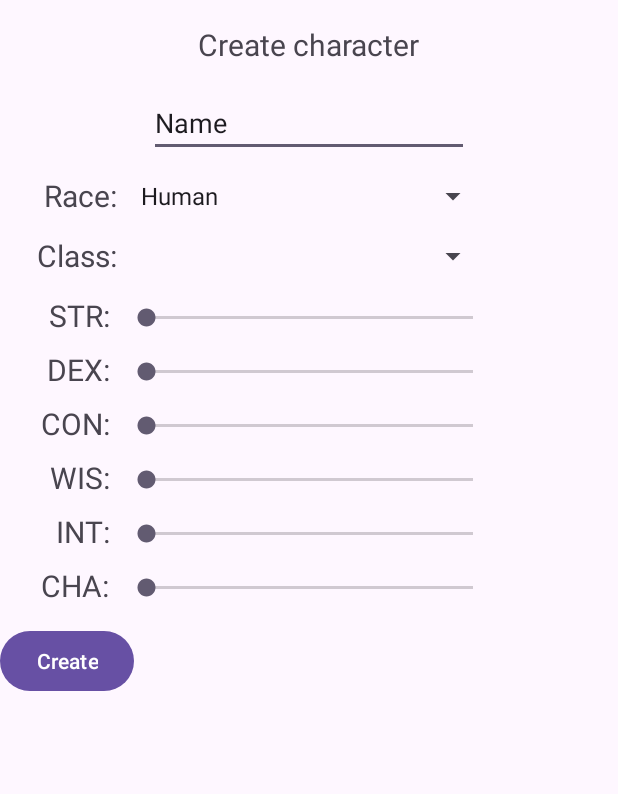
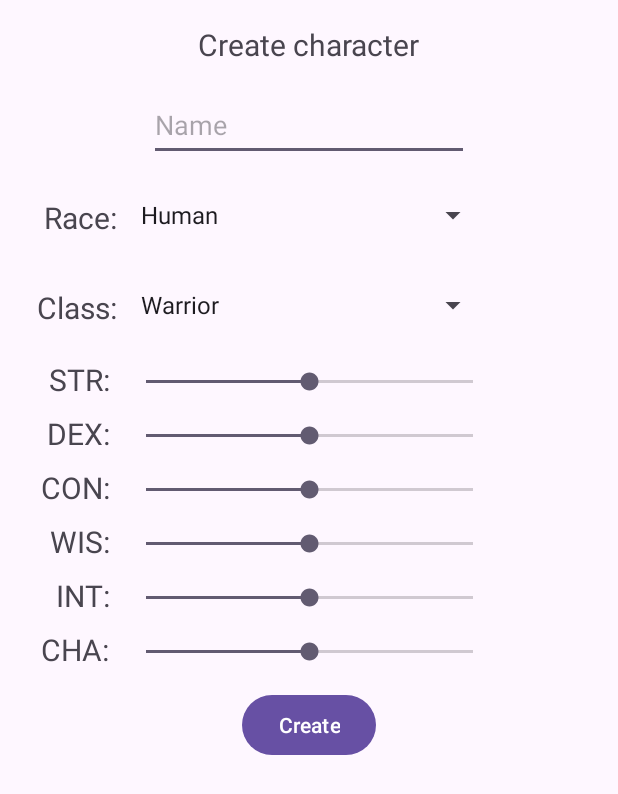
Before and after one commit to anonymotter/CnC, an Android app: the CharCreateActivity screen opened directly, with no data from a screen before it, after a tap on "Create", on a phone screen of 412 x 824 dp. Shown: the top 794 px of the screen. Run offline under Robolectric (Android 15) with nearby library versions, the phone set to English and light mode, and no system bars; our stand-ins replace Room's generated code.

```diff
--- a/app/src/main/java/com/example/cnc/CharCreateActivity.java
+++ b/app/src/main/java/com/example/cnc/CharCreateActivity.java
@@ -6,12 +6,16 @@ import android.content.Context;
 import android.content.SharedPreferences;
 import android.os.Bundle;
 import android.view.View;
+import android.widget.AdapterView;
 import android.widget.ArrayAdapter;
 import android.widget.Button;
+import android.widget.SeekBar;
 import android.widget.Spinner;
+import android.widget.TextView;
 
 import com.example.cnc.db.CncDao;
 import com.example.cnc.databinding.ActivityCharCreateBinding;
+import com.example.cnc.db.PlayerChar;
 import com.example.cnc.enums.CharClass;
 import com.example.cnc.enums.CharRace;
 
@@ -25,17 +29,38 @@ public class CharCreateActivity extends AppCompatActivity {
   private ActivityCharCreateBinding bind;
   private CncDao dao;
   private SharedPreferences pref;
-  private Integer userId;
+  private int userId;
+  private int raceId;
+  private int classId;
+  private int str;
+  private int dex;
+  private int con;
+  private int wis;
+  private int intelligence;
+  private int cha;
 
   Button createButton;
   Spinner raceSpinner;
+  Spinner classSpinner;
+  SeekBar strSeekbar;
+  SeekBar dexSeekbar;
+  SeekBar conSeekbar;
+  SeekBar wisSeekbar;
+  SeekBar intSeekbar;
+  SeekBar chaSeekbar;
+  TextView strNumber;
+  TextView dexNumber;
+  TextView conNumber;
+  TextView wisNumber;
+  TextView intNumber;
+  TextView chaNumber;
 
   @Override
   protected void onCreate(Bundle savedInstanceState) {
     super.onCreate(savedInstanceState);
     initControls();
 
-    dao = Static.getDao();
+    dao = Statics.getDao();
     pref = getSharedPreferences(getString(R.string.preferenceKey), Context.MODE_PRIVATE);
     userId = pref.getInt(getString(R.string.userIdKey), -1);
   }
@@ -45,10 +70,27 @@ public class CharCreateActivity extends AppCompatActivity {
     setContentView(bind.getRoot());
     createButton = bind.createFinishButton;
     raceSpinner = bind.raceSpinner;
-    ArrayAdapter<CharSequence> adapter = ArrayAdapter.createFromResource(
+    ArrayAdapter<CharSequence> raceAdapter = ArrayAdapter.createFromResource(
         this, R.array.racesArray, android.R.layout.simple_spinner_item);
-    adapter.setDropDownViewResource(android.R.layout.simple_spinner_dropdown_item);
-    raceSpinner.setAdapter(adapter);
+    raceAdapter.setDropDownViewResource(android.R.layout.simple_spinner_dropdown_item);
+    raceSpinner.setAdapter(raceAdapter);
+    classSpinner = bind.classSpinner;
+    ArrayAdapter<CharSequence> classAdapter = ArrayAdapter.createFromResource(
+        this, R.array.classesArray, android.R.layout.simple_spinner_item);
+    classAdapter.setDropDownViewResource(android.R.layout.simple_spinner_dropdown_item);
+    classSpinner.setAdapter(classAdapter);
+    strSeekbar = bind.strSeekBar;
+    dexSeekbar = bind.dexSeekBar;
+    conSeekbar = bind.conSeekBar;
+    wisSeekbar = bind.wisSeekBar;
+    intSeekbar = bind.intSeekBar;
+    chaSeekbar = bind.chaSeekBar;
+    strNumber = bind.strNumber;
+    dexNumber = bind.dexNumber;
+    conNumber = bind.conNumber;
+    wisNumber = bind.wisNumber;
+    intNumber = bind.intNumber;
+    chaNumber = bind.chaNumber;
 
     createButton.setOnClickListener(new View.OnClickListener() {
       @Override
@@ -56,11 +98,37 @@ public class CharCreateActivity extends AppCompatActivity {
         create();
       }
     });
+
+    raceSpinner.setOnItemSelectedListener(new AdapterView.OnItemSelectedListener() {
+      @Override
+      public void onItemSelected(AdapterView<?> parent, View view, int position, long id) {
+        raceId = position;
+      }
+
+      @Override
+      public void onNothingSelected(AdapterView<?> parent) {
+        raceId = 0;
+      }
+    });
+
+    classSpinner.setOnItemSelectedListener(new AdapterView.OnItemSelectedListener() {
+      @Override
+      public void onItemSelected(AdapterView<?> parent, View view, int position, long id) {
+        raceId = position;
+      }
+
+      @Override
+      public void onNothingSelected(AdapterView<?> parent) {
+        raceId = 0;
+      }
+    });
   }
 
   private void create() {
     if (dao.getCharById(0).size() == 0) {
-      dao.insert(new PlayerChar(userId, "Surak", CharRace.VULCAN, CharClass.MATHEMATICIAN, 1,
+      dao.insert(new PlayerChar(userId, "Surak",
+          CharRace.byId((int)raceSpinner.getSelectedItemId()),
+          CharClass.MATHEMATICIAN, 1,
       10, 10, 11, 11, 11, 11, 11, 11));
 //      startActivity(Intents.charList(this));
     }
--- a/app/src/main/java/com/example/cnc/CharListActivity.java
+++ b/app/src/main/java/com/example/cnc/CharListActivity.java
@@ -14,6 +14,7 @@ import android.widget.Toast;
 
 import com.example.cnc.db.CncDao;
 import com.example.cnc.databinding.ActivityCharListBinding;
+import com.example.cnc.db.PlayerChar;
 import com.example.cnc.recyclerview.CharAdapter;
 
 import java.util.List;
@@ -37,21 +38,18 @@ public class CharListActivity extends AppCompatActivity {
   private Button createButton;
   private RecyclerView recyclerView;
 
-  private PlayerChar[] data;
-
-
   @Override
   protected void onCreate(Bundle savedInstanceState) {
     super.onCreate(savedInstanceState);
     initControls();
-    dao = Static.getDao();
+    dao = Statics.getDao();
     pref = getSharedPreferences(getString(R.string.preferenceKey), Context.MODE_PRIVATE);
     userId = pref.getInt(getString(R.string.userIdKey), -1);
     username = dao.getUserById(userId).get(0).getUsername();
-    Integer numChars = dao.getCharsByUserId(userId).size();
+    int numChars = dao.getCharsByUserId(userId).size();
     charListLabel.setText(getString(R.string.charListLabel, username));
-    charListLabel.setText(numChars.toString());
-    initData();
+    charListLabel.setText(String.valueOf(numChars));
+    initRecyclerView();
   }
 
   private void initControls() {
@@ -77,12 +75,8 @@ public class CharListActivity extends AppCompatActivity {
     });
   }
 
-  private void initData() {
+  private void initRecyclerView() {
     List<PlayerChar> query = dao.getCharsByUserId(userId);
-//    data = new PlayerChar[query.size()];
-//    for (int i = 0; i < query.size(); i++) {
-//      data[i] = query.get(i);
-//    }
     recyclerView.setLayoutManager(new LinearLayoutManager(this));
     recyclerView.setAdapter(new CharAdapter(query));
   }
--- a/app/src/main/java/com/example/cnc/CharSheetActivity.java
+++ b/app/src/main/java/com/example/cnc/CharSheetActivity.java
@@ -7,6 +7,7 @@ import android.widget.TextView;
 
 import com.example.cnc.db.CncDao;
 import com.example.cnc.databinding.ActivityCharSheetBinding;
+import com.example.cnc.db.PlayerChar;
 
 public class CharSheetActivity extends AppCompatActivity {
 
@@ -20,7 +21,7 @@ public class CharSheetActivity extends AppCompatActivity {
   @Override
   protected void onCreate(Bundle savedInstanceState) {
     super.onCreate(savedInstanceState);
-    dao = Static.getDao();
+    dao = Statics.getDao();
     int charId = getIntent().getIntExtra(Intents.CHAR_ID_KEY, -1);
     if(charId == -1) return;
     character = dao.getCharById(charId).get(0);
--- a/app/src/main/java/com/example/cnc/MainActivity.java
+++ b/app/src/main/java/com/example/cnc/MainActivity.java
@@ -14,6 +14,7 @@ import android.widget.Toast;
 
 import com.example.cnc.db.CncDao;
 import com.example.cnc.databinding.ActivityMainBinding;
+import com.example.cnc.db.User;
 
 import java.util.List;
 
@@ -40,7 +41,7 @@ public class MainActivity extends AppCompatActivity {
   protected void onCreate(Bundle savedInstanceState) {
     super.onCreate(savedInstanceState);
     initControls();
-    dao = Static.initDatabase(this);
+    dao = Statics.initDatabase(this);
     pref = getSharedPreferences(getString(R.string.preferenceKey),
         Context.MODE_PRIVATE);
 //    detectUser();
--- a/app/src/main/java/com/example/cnc/Static.java
+++ b/app/src/main/java/com/example/cnc/Statics.java
@@ -14,7 +14,7 @@ import com.example.cnc.db.CncDatabase;
  * think of anything.
  */
 
-public class Static {
+public class Statics {
   private static CncDao dao;
 
   public static CncDao getDao() {
--- /dev/null
+++ b/app/src/main/java/com/example/cnc/db/Campaign.java
@@ -0,0 +1,58 @@
+package com.example.cnc.db;
+
+import androidx.room.Entity;
+import androidx.room.PrimaryKey;
+
+/**
+ * @author Kyle Stefun
+ * @since 2023.12.14
+ * Entity representing one campaign in the database.
+ */
+
+@Entity(tableName = CncDatabase.USER_TABLE)
+public class Campaign {
+
+  @PrimaryKey(autoGenerate = true)
+  private int userId;
+  private String name;
+  private String description;
+  private boolean nameFilterActive;
+
+  public Campaign(String name, String description, boolean nameFilterActive, boolean noDwarves) {
+    this.name = name;
+    this.description = description;
+    this.nameFilterActive = nameFilterActive;
+  }
+
+  public int getUserId() {
+    return userId;
+  }
+
+  public void setUserId(int userId) {
+    this.userId = userId;
+  }
+
+  public String getName() {
+    return name;
+  }
+
+  public void setName(String name) {
+    this.name = name;
+  }
+
+  public String getDescription() {
+    return description;
+  }
+
+  public void setDescription(String description) {
+    this.description = description;
+  }
+
+  public boolean isNameFilterActive() {
+    return nameFilterActive;
+  }
+
+  public void setNameFilterActive(boolean nameFilterActive) {
+    this.nameFilterActive = nameFilterActive;
+  }
+}
--- a/app/src/main/java/com/example/cnc/db/CncDao.java
+++ b/app/src/main/java/com/example/cnc/db/CncDao.java
@@ -5,9 +5,6 @@ import androidx.room.Delete;
 import androidx.room.Insert;
 import androidx.room.Query;
 import androidx.room.Update;
-
-import com.example.cnc.PlayerChar;
-import com.example.cnc.User;
 
 import java.util.List;
 
@@ -54,10 +51,10 @@ public interface CncDao {
   @Query("SELECT * FROM " + CncDatabase.USER_TABLE + " WHERE userId = :userId")
   List<User> getUserById(int userId);
 
-  @Query("SELECT * FROM " + CncDatabase.USER_TABLE + " WHERE username = :username")
+  @Query("SELECT * FROM " + CncDatabase.USER_TABLE + " WHERE name = :username")
   List<User> getUserByName(String username);
 
-  @Query("SELECT * FROM " + CncDatabase.USER_TABLE + " WHERE username = :username AND password = :password")
+  @Query("SELECT * FROM " + CncDatabase.USER_TABLE + " WHERE name = :username AND description = :password")
   List<User> getUserByNameAndPassword(String username, String password);
 
   @Query("SELECT * FROM " + CncDatabase.USER_TABLE + " WHERE userId = :userId AND isDm = 1")
--- a/app/src/main/java/com/example/cnc/db/CncDatabase.java
+++ b/app/src/main/java/com/example/cnc/db/CncDatabase.java
@@ -5,20 +5,18 @@ import androidx.room.Database;
 import androidx.room.Room;
 import androidx.room.RoomDatabase;
 
-import com.example.cnc.PlayerChar;
-import com.example.cnc.User;
-
 /**
  * @author Kyle Stefun
  * @since 2023.12.01
  * Database class for the C&C application.
  */
 
-@Database(entities = {User.class, PlayerChar.class}, version = 2)
+@Database(entities = {User.class, PlayerChar.class, Campaign.class}, version = 2)
 public abstract class CncDatabase extends RoomDatabase {
   public static final String DATABASE_NAME = "CnC.db";
   public static final String USER_TABLE = "users_table";
   public static final String CHAR_TABLE = "characters_table";
+  public static final String CAMPAIGN_TABLE = "campaigns_table";
 
   private static volatile CncDatabase instance;
 
--- a/app/src/main/java/com/example/cnc/PlayerChar.java
+++ b/app/src/main/java/com/example/cnc/db/PlayerChar.java
@@ -1,4 +1,4 @@
-package com.example.cnc;
+package com.example.cnc.db;
 
 import androidx.room.Entity;
 import androidx.room.PrimaryKey;
--- a/app/src/main/java/com/example/cnc/User.java
+++ b/app/src/main/java/com/example/cnc/db/User.java
@@ -1,4 +1,4 @@
-package com.example.cnc;
+package com.example.cnc.db;
 
 import androidx.room.Entity;
 import androidx.room.PrimaryKey;
--- a/app/src/main/java/com/example/cnc/enums/CharClass.java
+++ b/app/src/main/java/com/example/cnc/enums/CharClass.java
@@ -6,19 +6,25 @@ public enum CharClass {
   WIZARD(2, "Wizard"),
   COMMANDO(3, "Commando"),
   MATHEMATICIAN(4, "Mathematician"),
-  MAIN_ACTIVITY(5, "MainActivity"),
-  MAMMALIA(6, "Mammalia"),
-  CST_338(7, "CST 338"),
-  BOURGEOISIE(8, "Bourgeoisie"),
-  PROLETARIAT(9, "Proletariat");
+  PROBLEM_SLEUTH(5, "Problem Sleuth"),
+  PROLETARIAT(6, "Proletariat"),
+  MAIN_ACTIVITY(7, "MainActivity"),
+  MAMMALIA(8, "Mammalia"),
+  CST_338(9, "CST 338");
 
-  static int count;
   private final int id;
   private final String name;
 
   CharClass(int id, String name) {
     this.id = id;
     this.name = name;
+  }
+
+  public static CharClass byId(int id) {
+    for (CharClass item : values()) {
+      if(item.id == id) return item;
+    }
+    return null;
   }
 
   public int getId() {
--- a/app/src/main/java/com/example/cnc/enums/CharRace.java
+++ b/app/src/main/java/com/example/cnc/enums/CharRace.java
@@ -5,8 +5,9 @@ public enum CharRace {
   DWARF(1, "Dwarf"),
   VULCAN(2, "Vulcan"),
   HUTT(3, "Hutt"),
-  CHEAT(4, "Cheat"),
-  INDY_500(5, "Indianapolis 500");
+  URQUAN(4, "Ur-Quan"),
+  CHEAT(5, "Cheat"),
+  INDY_500(6, "Indianapolis 500");
 
   static int count;
   private final int id;
@@ -17,6 +18,13 @@ public enum CharRace {
     this.name = name;
   }
 
+  public static CharRace byId(int id) {
+    for (CharRace item : values()) {
+      if(item.id == id) return item;
+    }
+    return null;
+  }
+
   public int getId() {
     return id;
   }
--- a/app/src/main/java/com/example/cnc/recyclerview/CharAdapter.java
+++ b/app/src/main/java/com/example/cnc/recyclerview/CharAdapter.java
@@ -4,14 +4,13 @@ import android.view.LayoutInflater;
 import android.view.View;
 import android.view.ViewGroup;
 import android.widget.TextView;
-import android.widget.Toast;
 
 import androidx.annotation.NonNull;
 import androidx.recyclerview.widget.RecyclerView;
 
 import com.example.cnc.CharListActivity;
 import com.example.cnc.Intents;
-import com.example.cnc.PlayerChar;
+import com.example.cnc.db.PlayerChar;
 import com.example.cnc.R;
 
 import java.util.List;
--- a/app/src/main/res/layout/activity_char_create.xml
+++ b/app/src/main/res/layout/activity_char_create.xml
@@ -9,11 +9,11 @@
     <EditText
         android:id="@+id/createNameEdit"
         android:layout_width="wrap_content"
-        android:layout_height="wrap_content"
+        android:layout_height="48dp"
         android:layout_marginTop="16dp"
         android:ems="10"
+        android:hint="@string/name"
         android:inputType="text"
-        android:text="@string/name"
         app:layout_constraintEnd_toEndOf="parent"
         app:layout_constraintStart_toStartOf="parent"
         app:layout_constraintTop_toBottomOf="@+id/textView2" />
@@ -24,13 +24,14 @@
         android:layout_height="wrap_content"
         android:layout_marginTop="16dp"
         android:text="@string/create"
-        app:layout_constraintTop_toBottomOf="@+id/chaSeekBar"
-        tools:layout_editor_absoluteX="160dp" />
+        app:layout_constraintEnd_toEndOf="parent"
+        app:layout_constraintStart_toStartOf="parent"
+        app:layout_constraintTop_toBottomOf="@+id/chaSeekBar" />
 
     <Spinner
         android:id="@+id/raceSpinner"
         android:layout_width="240dp"
-        android:layout_height="28dp"
+        android:layout_height="48dp"
         android:layout_marginTop="12dp"
         app:layout_constraintEnd_toEndOf="parent"
         app:layout_constraintStart_toStartOf="parent"
@@ -50,7 +51,7 @@
     <Spinner
         android:id="@+id/classSpinner"
         android:layout_width="240dp"
-        android:layout_height="28dp"
+        android:layout_height="48dp"
         android:layout_marginTop="12dp"
         app:layout_constraintEnd_toEndOf="parent"
         app:layout_constraintStart_toStartOf="parent"
@@ -61,6 +62,8 @@
         android:layout_width="250dp"
         android:layout_height="wrap_content"
         android:layout_marginTop="18dp"
+        android:max="20"
+        android:progress="10"
         app:layout_constraintEnd_toEndOf="parent"
         app:layout_constraintStart_toStartOf="parent"
         app:layout_constraintTop_toBottomOf="@+id/classSpinner" />
@@ -92,6 +95,8 @@
         android:layout_width="250dp"
         android:layout_height="wrap_content"
         android:layout_marginTop="18dp"
+        android:max="20"
+        android:progress="10"
         app:layout_constraintEnd_toEndOf="parent"
         app:layout_constraintStart_toStartOf="parent"
         app:layout_constraintTop_toBottomOf="@+id/strSeekBar" />
@@ -123,6 +128,8 @@
         android:layout_width="250dp"
         android:layout_height="wrap_content"
         android:layout_marginTop="18dp"
+        android:max="20"
+        android:progress="10"
         app:layout_constraintEnd_toEndOf="parent"
         app:layout_constraintStart_toStartOf="parent"
         app:layout_constraintTop_toBottomOf="@+id/dexSeekBar" />
@@ -154,6 +161,8 @@
         android:layout_width="250dp"
         android:layout_height="wrap_content"
         android:layout_marginTop="18dp"
+        android:max="20"
+        android:progress="10"
         app:layout_constraintEnd_toEndOf="parent"
         app:layout_constraintStart_toStartOf="parent"
         app:layout_constraintTop_toBottomOf="@+id/conSeekBar" />
@@ -185,6 +194,8 @@
         android:layout_width="250dp"
         android:layout_height="wrap_content"
         android:layout_marginTop="18dp"
+        android:max="20"
+        android:progress="10"
         app:layout_constraintEnd_toEndOf="parent"
         app:layout_constraintStart_toStartOf="parent"
         app:layout_constraintTop_toBottomOf="@+id/wisSeekBar" />
@@ -216,6 +227,8 @@
         android:layout_width="250dp"
         android:layout_height="wrap_content"
         android:layout_marginTop="18dp"
+        android:max="20"
+        android:progress="10"
         app:layout_constraintEnd_toEndOf="parent"
         app:layout_constraintStart_toStartOf="parent"
         app:layout_constraintTop_toBottomOf="@+id/intSeekBar" />
@@ -246,7 +259,7 @@
         android:id="@+id/textView12"
         android:layout_width="wrap_content"
         android:layout_height="wrap_content"
-        android:layout_marginTop="12dp"
+        android:layout_marginTop="24dp"
         android:layout_marginEnd="8dp"
         android:text="@string/raceColon"
         android:textSize="20sp"
@@ -257,7 +270,7 @@
         android:id="@+id/textView13"
         android:layout_width="wrap_content"
         android:layout_height="wrap_content"
-        android:layout_marginTop="12dp"
+        android:layout_marginTop="24dp"
         android:layout_marginEnd="8dp"
         android:text="@string/classColon"
         android:textSize="20sp"
--- a/app/src/main/res/values/strings.xml
+++ b/app/src/main/res/values/strings.xml
@@ -29,13 +29,24 @@
     <string name="classColon">Class:</string>
     <string-array name="racesArray">
         <item>Human</item>
+        <item>Dwarf</item>
         <item>Vulcan</item>
-        <item>Earth</item>
-        <item>Mars</item>
-        <item>Jupiter</item>
-        <item>Saturn</item>
-        <item>Uranus</item>
-        <item>Neptune</item>
+        <item>Hutt</item>
+        <item>Ur-Quan</item>
+        <item>Cheat</item>
+        <item>Indianapolis 500</item>
+    </string-array>
+    <string-array name="classesArray">
+        <item>Warrior</item>
+        <item>Thief</item>
+        <item>Wizard</item>
+        <item>Commando</item>
+        <item>Mathematician</item>
+        <item>Problem Sleuth</item>
+        <item>Proletariat</item>
+        <item>MainActivity</item>
+        <item>Mammalia</item>
+        <item>CST 338</item>
     </string-array>
 
 </resources>
```
